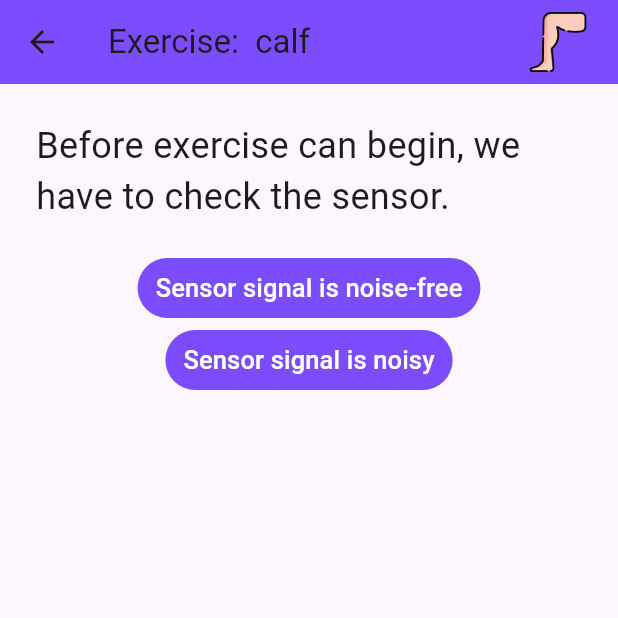
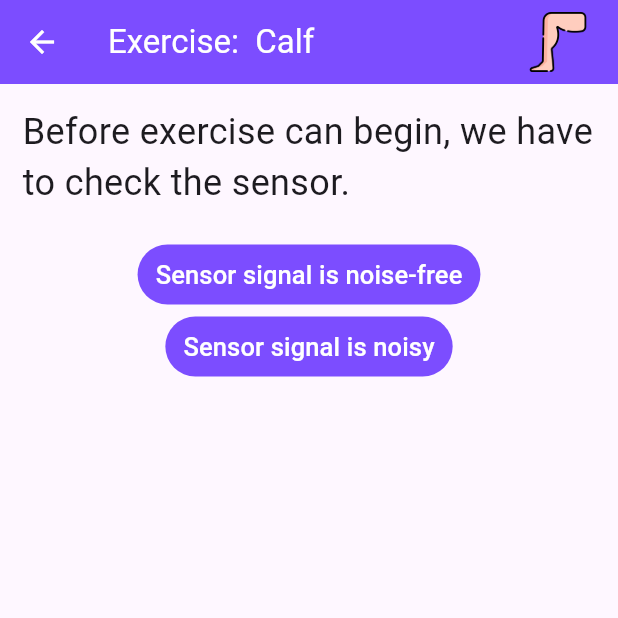
Before and after one commit to AbdallahAlghamdi/muscletracking_app, a Flutter app: the SensorCheck screen opened directly, on a phone screen of 412 x 824 dp, the top half of it. Run offline on Flutter 3.47's test engine with Material 3 defaults, Android fonts, the light colour scheme and no system bars; our stand-ins replace circular_countdown_timer, flutter_inset_box_shadow, font_awesome_flutter, google_fonts, lottie, shared_preferences and 1 more; missing offline and left inert: chart_sparkline, cool_dropdown, custom_sliding_segmented_control; accounts and stored records are empty; network calls fail; Roboto replaces fonts that are missing (Abel).

Commit message:
Proper capitalization in the 'Sensor check' page

```diff
--- a/lib/front_page.dart
+++ b/lib/front_page.dart
@@ -3,7 +3,6 @@ import 'package:flutter/material.dart';
 import 'package:muscletracking_app/pages/report_page.dart';
 import 'package:muscletracking_app/pages/settings_page.dart';
 import 'package:muscletracking_app/utils/colors.dart';
-import 'package:shared_preferences/shared_preferences.dart';
 import 'package:unicons/unicons.dart';
 
 class FrontPage extends StatefulWidget {
--- a/lib/pages/detailed_report.dart
+++ b/lib/pages/detailed_report.dart
@@ -5,7 +5,7 @@ import 'package:flutter/material.dart';
 import 'package:cool_dropdown/cool_dropdown.dart';
 import 'package:font_awesome_flutter/font_awesome_flutter.dart';
 import 'package:http/http.dart' as http;
-import 'package:muscletracking_app/Components/graph_dart.dart';
+import 'package:muscletracking_app/componets/graph_dart.dart';
 import 'package:unicons/unicons.dart';
 
 class DetailedReport extends StatefulWidget {
@@ -55,7 +55,6 @@ class _DetailedReportState extends State<DetailedReport> {
   }
 
   populateGraph(int exerciseNumber) async {
-    int accountNumber = widget.accountNumber;
     var url = Uri.http('cherubim-w8yy2.ondigitalocean.app',
         'getDetailExercise/$exerciseNumber');
     var response = await http.get(url);
--- a/lib/pages/excercise_page.dart
+++ b/lib/pages/excercise_page.dart
@@ -1,7 +1,7 @@
 import 'package:flutter/material.dart' hide BoxDecoration, BoxShadow;
 import 'package:google_fonts/google_fonts.dart';
-import 'package:muscletracking_app/Components/Buttons/image_button.dart';
 import 'package:flutter_inset_box_shadow/flutter_inset_box_shadow.dart';
+import 'package:muscletracking_app/componets/Buttons/image_button.dart';
 import 'package:muscletracking_app/pages/sensor_check.dart';
 import 'package:muscletracking_app/utils/colors.dart';
 
--- a/lib/pages/sensor_check.dart
+++ b/lib/pages/sensor_check.dart
@@ -1,8 +1,5 @@
 import 'package:flutter/material.dart';
 import 'package:google_fonts/google_fonts.dart';
-import 'package:muscletracking_app/pages/exercise_session.dart';
-import 'package:lottie/lottie.dart';
-
 import 'package:muscletracking_app/pages/pick_time.dart';
 
 class SensorCheck extends StatefulWidget {
@@ -31,22 +28,35 @@ class _SensorCheckState extends State<SensorCheck> {
 
   goToExerciseSession() {}
 
+  String getTitle() {
+    String firstCharacter = widget.muscleGroup[0];
+    String restOfString = widget.muscleGroup.substring(1).toLowerCase();
+    return firstCharacter + restOfString;
+  }
+
   @override
   Widget build(BuildContext context) {
     return Scaffold(
       appBar: AppBar(
-        title: Text("Exercise:  ${widget.muscleGroup.toLowerCase()}"),
+        leading: IconButton(
+          icon: const Icon(Icons.arrow_back),
+          color: Colors.white,
+          onPressed: () => Navigator.of(context).pop(),
+        ),
+        title: Text(
+          "Exercise:  ${getTitle()}",
+          style: const TextStyle(color: Colors.white),
+        ),
         backgroundColor: Colors.deepPurpleAccent,
         actions: [
           Image.asset(getImage(), width: 40),
-          const SizedBox(
-            width: 20,
-          )
+          const SizedBox(width: 20)
         ],
       ),
       body: SafeArea(
           child: Container(
-        margin: EdgeInsets.all(24),
+        width: double.infinity,
+        padding: const EdgeInsets.all(15),
         child: Column(
           children: [
             Text(
@@ -100,13 +110,6 @@ class _SensorCheckState extends State<SensorCheck> {
                     style: TextStyle(color: Colors.white, fontSize: 17),
                   )),
             ),
-            SizedBox(
-              height: 40,
-            ),
-            Visibility(
-                visible: isSensorReady,
-                child: Lottie.asset('lib/icons/reactions/holding_hands.json',
-                    width: 250))
           ],
         ),
       )),
--- a/lib/pages/settings_page.dart
+++ b/lib/pages/settings_page.dart
@@ -1,6 +1,5 @@
 import 'package:flutter/material.dart';
 import 'package:google_fonts/google_fonts.dart';
-import 'package:muscletracking_app/Components/sliding_buttons.dart';
 import 'package:shared_preferences/shared_preferences.dart';
 
 class SettingsPage extends StatefulWidget {
--- a/pubspec.yaml
+++ b/pubspec.yaml
@@ -76,7 +76,6 @@ flutter:
   # To add assets to your application, add an assets section, like this:
   assets:
     - lib/images/
-    - lib/excercise_data/
     - lib/icons/
     - lib/icons/reactions/
 
```
Also changed, not shown: lib/pages/report_page.dart (+4 -4 lines), pubspec.lock.
